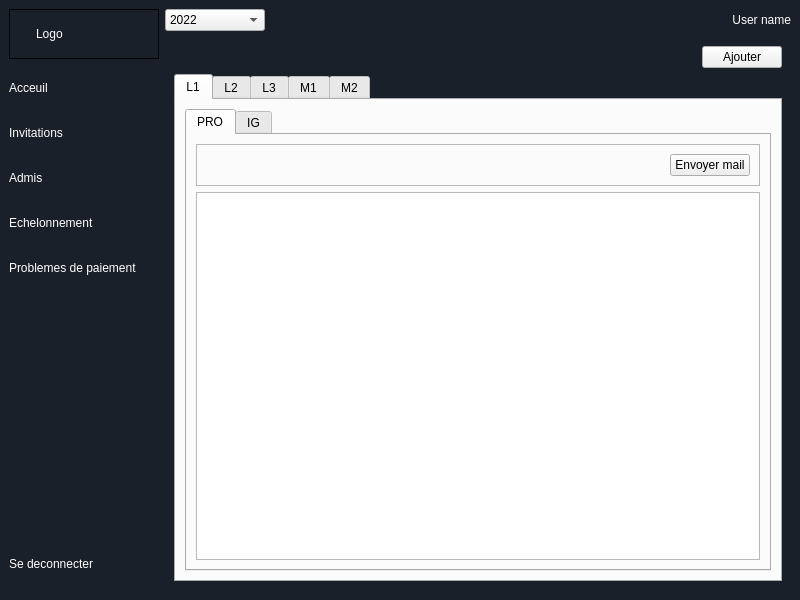
Above: mainwindow.ui from RasolomananaOlivier/eni-registration-management before the change. Below: the same form after it.
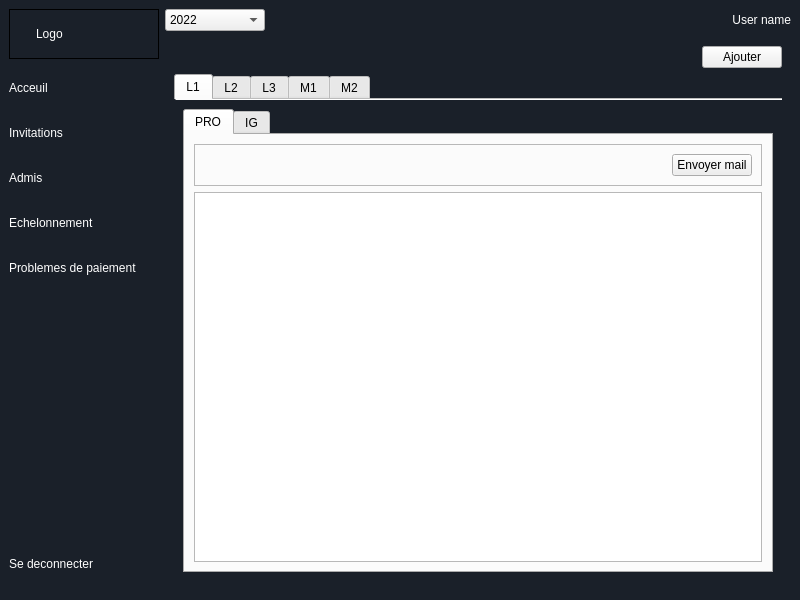
That is the form after the change. The open tabs and pages were chosen to show the change. Icons and pictures are not drawn.

```diff
--- a/mainwindow.ui
+++ b/mainwindow.ui
@@ -1377,7 +1377,10 @@
           <item row="1" column="0" colspan="2">
            <widget class="QTabWidget" name="levelTab">
             <property name="currentIndex">
-             <number>0</number>
+             <number>4</number>
+            </property>
+            <property name="documentMode">
+             <bool>true</bool>
             </property>
             <widget class="QWidget" name="widget">
              <attribute name="title">
@@ -1445,6 +1448,18 @@
                       <property name="showGrid">
                        <bool>false</bool>
                       </property>
+                      <attribute name="horizontalHeaderShowSortIndicator" stdset="0">
+                       <bool>true</bool>
+                      </attribute>
+                      <attribute name="horizontalHeaderStretchLastSection">
+                       <bool>true</bool>
+                      </attribute>
+                      <attribute name="verticalHeaderMinimumSectionSize">
+                       <number>30</number>
+                      </attribute>
+                      <attribute name="verticalHeaderShowSortIndicator" stdset="0">
+                       <bool>false</bool>
+                      </attribute>
                      </widget>
                     </item>
                    </layout>
```
Left out of the diff: 393 changed lines with no effect on the pictures.
